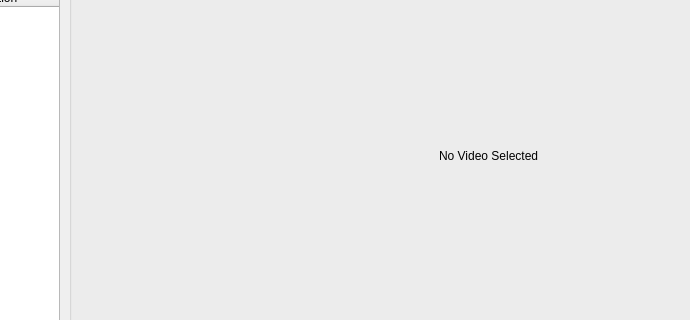
The window that app/ui/main_window.ui (amyr-ai/ChairTimeAnalyzer) describes before a commit, drawn with Qt 5; both pictures show x 261 to 951 and y 210 to 530 of the 1202 by 800 pixel window.
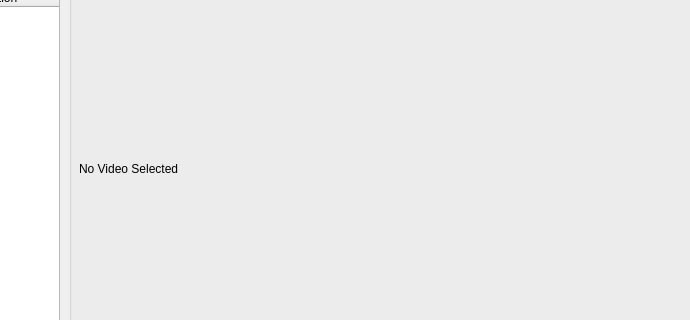
The same window after the commit.

Patch:
```diff
--- a/app/ui/main_window.ui
+++ b/app/ui/main_window.ui
@@ -73,10 +73,10 @@
     <widget class="QLabel" name="lblPreview">
      <property name="geometry">
       <rect>
-       <x>370</x>
-       <y>180</y>
-       <width>171</width>
-       <height>16</height>
+       <x>10</x>
+       <y>20</y>
+       <width>841</width>
+       <height>361</height>
       </rect>
      </property>
      <property name="text">
```
